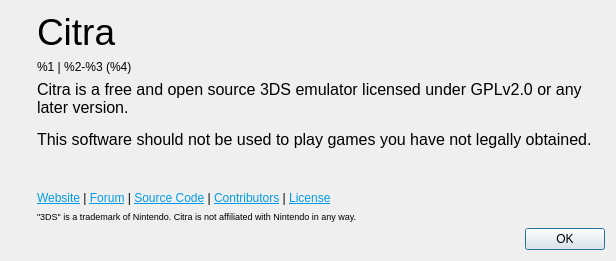
rtiangha/Lemonade, file src/citra_qt/aboutdialog.ui: the form before one commit.
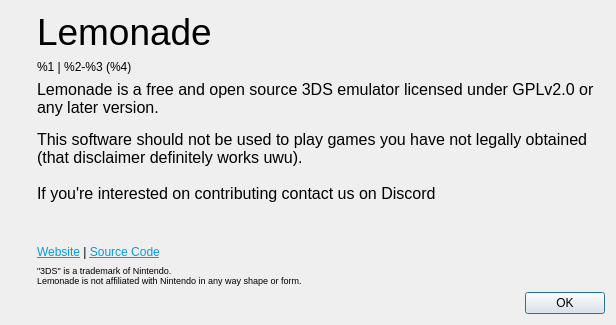
The form after the commit. Icons and pictures are not drawn.

Commit message: Rebrand about dialog

```diff
--- a/src/citra_qt/aboutdialog.ui
+++ b/src/citra_qt/aboutdialog.ui
@@ -7,7 +7,7 @@
     <x>0</x>
     <y>0</y>
     <width>616</width>
-    <height>261</height>
+    <height>325</height>
    </rect>
   </property>
   <property name="windowTitle">
@@ -57,7 +57,7 @@
           </sizepolicy>
          </property>
          <property name="text">
-          <string>&lt;html&gt;&lt;head/&gt;&lt;body&gt;&lt;p&gt;&lt;span style=&quot; font-size:28pt;&quot;&gt;Citra&lt;/span&gt;&lt;/p&gt;&lt;/body&gt;&lt;/html&gt;</string>
+          <string>&lt;html&gt;&lt;head/&gt;&lt;body&gt;&lt;p&gt;&lt;span style=&quot; font-size:28pt;&quot;&gt;Lemonade&lt;/span&gt;&lt;/p&gt;&lt;/body&gt;&lt;/html&gt;</string>
          </property>
         </widget>
        </item>
@@ -86,10 +86,10 @@
           <string>&lt;!DOCTYPE HTML PUBLIC &quot;-//W3C//DTD HTML 4.0//EN&quot; &quot;http://www.w3.org/TR/REC-html40/strict.dtd&quot;&gt;
 &lt;html&gt;&lt;head&gt;&lt;meta name=&quot;qrichtext&quot; content=&quot;1&quot; /&gt;&lt;style type=&quot;text/css&quot;&gt;
 p, li { white-space: pre-wrap; }
-&lt;/style&gt;&lt;/head&gt;&lt;body style=&quot; font-family:'Ubuntu'; font-size:11pt; font-weight:400; font-style:normal;&quot;&gt;
-&lt;p style=&quot; margin-top:0px; margin-bottom:0px; margin-left:0px; margin-right:0px; -qt-block-indent:0; text-indent:0px;&quot;&gt;&lt;span style=&quot; font-family:'MS Shell Dlg 2'; font-size:12pt;&quot;&gt;Citra is a free and open source 3DS emulator licensed under GPLv2.0 or any later version.&lt;/span&gt;&lt;/p&gt;
-&lt;p style=&quot;-qt-paragraph-type:empty; margin-top:0px; margin-bottom:0px; margin-left:0px; margin-right:0px; -qt-block-indent:0; text-indent:0px; font-family:'MS Shell Dlg 2'; font-size:8pt;&quot;&gt;&lt;br /&gt;&lt;/p&gt;
-&lt;p style=&quot; margin-top:0px; margin-bottom:0px; margin-left:0px; margin-right:0px; -qt-block-indent:0; text-indent:0px;&quot;&gt;&lt;span style=&quot; font-family:'MS Shell Dlg 2'; font-size:12pt;&quot;&gt;This software should not be used to play games you have not legally obtained.&lt;/span&gt;&lt;/p&gt;&lt;/body&gt;&lt;/html&gt;</string>
+&lt;/style&gt;&lt;/head&gt;&lt;body style=&quot; font-family:'MS Shell Dlg 2'; font-size:8pt; font-weight:400; font-style:normal;&quot;&gt;
+&lt;p style=&quot; margin-top:0px; margin-bottom:0px; margin-left:0px; margin-right:0px; -qt-block-indent:0; text-indent:0px;&quot;&gt;&lt;span style=&quot; font-size:12pt;&quot;&gt;Lemonade is a free and open source 3DS emulator licensed under GPLv2.0 or any later version.&lt;/span&gt;&lt;/p&gt;
+&lt;p style=&quot;-qt-paragraph-type:empty; margin-top:0px; margin-bottom:0px; margin-left:0px; margin-right:0px; -qt-block-indent:0; text-indent:0px;&quot;&gt;&lt;br /&gt;&lt;/p&gt;
+&lt;p style=&quot; margin-top:0px; margin-bottom:0px; margin-left:0px; margin-right:0px; -qt-block-indent:0; text-indent:0px;&quot;&gt;&lt;span style=&quot; font-size:12pt;&quot;&gt;This software should not be used to play games you have not legally obtained (that disclaimer definitely works uwu). &lt;br /&gt;&lt;br /&gt;If you're interested on contributing contact us on Discord&lt;/span&gt;&lt;/p&gt;&lt;/body&gt;&lt;/html&gt;</string>
          </property>
          <property name="alignment">
           <set>Qt::AlignLeading|Qt::AlignLeft|Qt::AlignVCenter</set>
@@ -115,7 +115,7 @@
        <item>
         <widget class="QLabel" name="labelLinks">
          <property name="text">
-          <string>&lt;html&gt;&lt;head/&gt;&lt;body&gt;&lt;p&gt;&lt;a href=&quot;https://citra-emu.org/&quot;&gt;&lt;span style=&quot; text-decoration: underline; color:#039be5;&quot;&gt;Website&lt;/span&gt;&lt;/a&gt; | &lt;a href=&quot;https://community.citra-emu.org/&quot;&gt;&lt;span style=&quot; text-decoration: underline; color:#039be5;&quot;&gt;Forum&lt;/span&gt;&lt;/a&gt; | &lt;a href=&quot;https://github.com/citra-emu&quot;&gt;&lt;span style=&quot; text-decoration: underline; color:#039be5;&quot;&gt;Source Code&lt;/span&gt;&lt;/a&gt; | &lt;a href=&quot;https://github.com/citra-emu/citra/graphs/contributors&quot;&gt;&lt;span style=&quot; text-decoration: underline; color:#039be5;&quot;&gt;Contributors&lt;/span&gt;&lt;/a&gt; | &lt;a href=&quot;https://github.com/citra-emu/citra/blob/master/license.txt&quot;&gt;&lt;span style=&quot; text-decoration: underline; color:#039be5;&quot;&gt;License&lt;/span&gt;&lt;/a&gt;&lt;/p&gt;&lt;/body&gt;&lt;/html&gt;</string>
+          <string>&lt;html&gt;&lt;head/&gt;&lt;body&gt;&lt;p&gt;&lt;a href=&quot;https://lemonade-emu.github.io/Lemonade.github.io/&quot;&gt;&lt;span style=&quot; text-decoration: underline; color:#039be5;&quot;&gt;Website&lt;/span&gt;&lt;/a&gt; | &lt;a href=&quot;https://github.com/Gamer64ytb/Lemonade&quot;&gt;&lt;span style=&quot; text-decoration: underline; color:#039be5;&quot;&gt;Source Code&lt;/span&gt;&lt;/a&gt;&lt;/p&gt;&lt;/body&gt;&lt;/html&gt;</string>
          </property>
          <property name="openExternalLinks">
           <bool>true</bool>
@@ -131,7 +131,7 @@
           </sizepolicy>
          </property>
          <property name="text">
-          <string>&lt;html&gt;&lt;head/&gt;&lt;body&gt;&lt;p&gt;&lt;span style=&quot; font-size:7pt;&quot;&gt;&amp;quot;3DS&amp;quot; is a trademark of Nintendo. Citra is not affiliated with Nintendo in any way.&lt;/span&gt;&lt;/p&gt;&lt;/body&gt;&lt;/html&gt;</string>
+          <string>&lt;html&gt;&lt;head/&gt;&lt;body&gt;&lt;p&gt;&lt;span style=&quot; font-size:7pt;&quot;&gt;&amp;quot;3DS&amp;quot; is a trademark of Nintendo. &lt;br/&gt;Lemonade is not affiliated with Nintendo in any way shape or form.&lt;/span&gt;&lt;/p&gt;&lt;/body&gt;&lt;/html&gt;</string>
          </property>
         </widget>
        </item>
```
Left out of the diff: 4 changed lines with no effect on the pictures. The commit also changes 2 other files.
